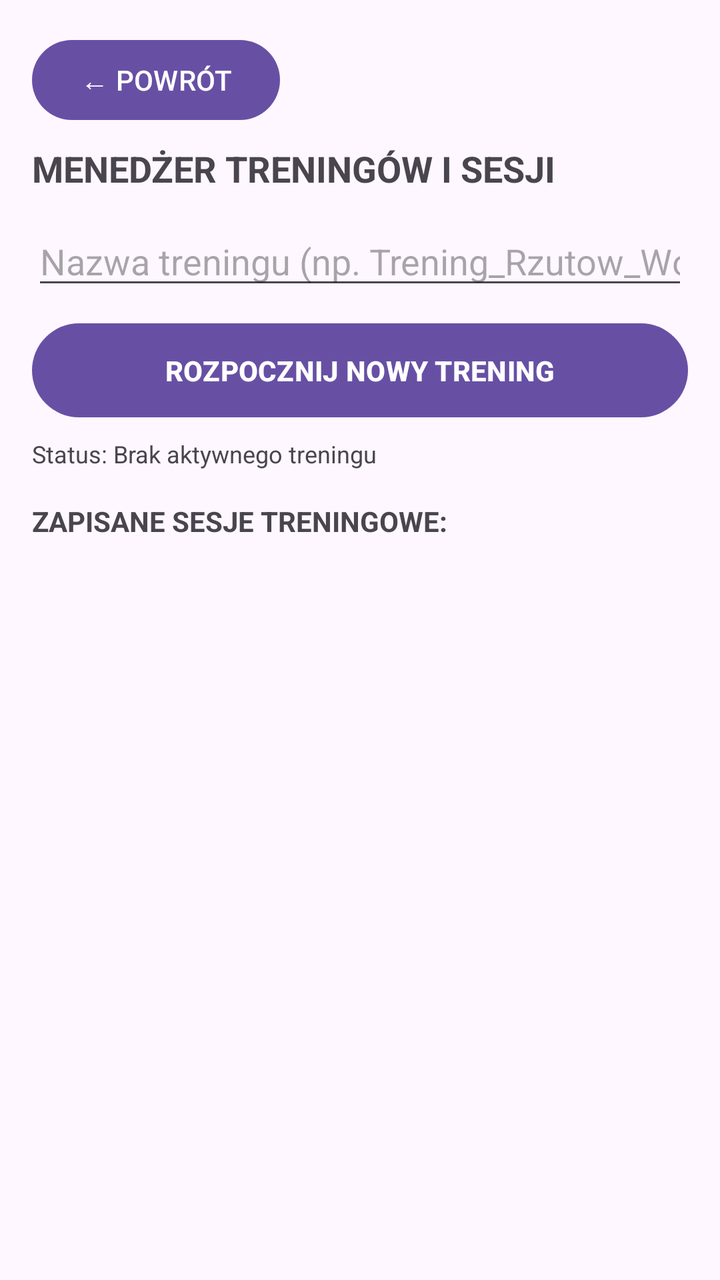
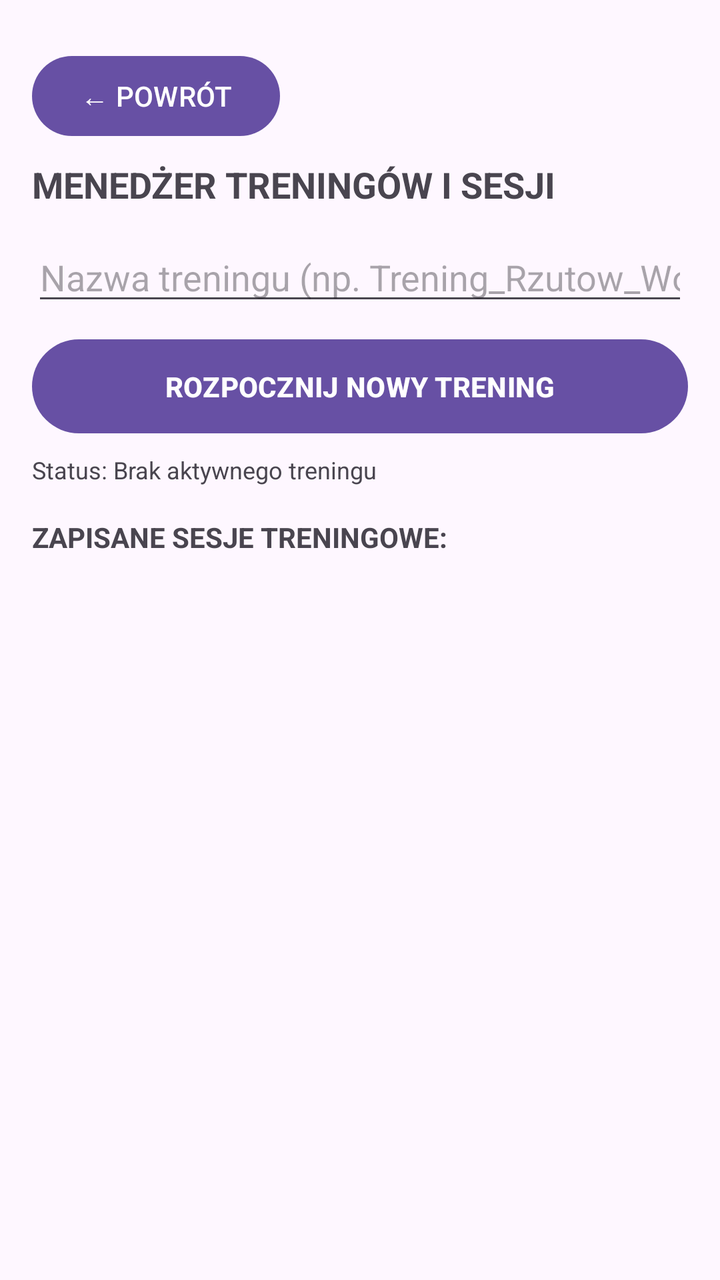

Two renders of the same Android screen: before a commit and after it. Below are the layout's source before the change and the commit's diff.
<!-- AndroidManifest.xml: application theme Theme.Odbior_pomiarow -->
<!-- res/layout/activity_session.xml -->
<?xml version="1.0" encoding="utf-8"?>
<LinearLayout
    xmlns:android="http://schemas.android.com/apk/res/android"
    android:layout_width="match_parent"
    android:layout_height="match_parent"
    android:orientation="vertical"
    android:padding="16dp">

    <Button
        android:id="@+id/btnBackFromSessions"
        android:layout_width="wrap_content"
        android:layout_height="wrap_content"
        android:text="← POWRÓT" />

    <TextView
        android:layout_width="match_parent"
        android:layout_height="wrap_content"
        android:text="MENEDŻER TRENINGÓW I SESJI"
        android:textSize="18sp"
        android:textStyle="bold"
        android:layout_marginTop="8dp"
        android:layout_marginBottom="12dp" />

    <EditText
        android:id="@+id/etSessionName"
        android:layout_width="match_parent"
        android:layout_height="wrap_content"
        android:hint="Nazwa treningu (np. Trening_Rzutow_Wolnych)"
        android:inputType="text" />

    <Button
        android:id="@+id/btnToggleSession"
        android:layout_width="match_parent"
        android:layout_height="55dp"
        android:text="ROZPOCZNIJ NOWY TRENING"
        android:textStyle="bold"
        android:layout_marginTop="8dp" />

    <TextView
        android:id="@+id/tvActiveSessionStatus"
        android:layout_width="match_parent"
        android:layout_height="wrap_content"
        android:text="Status: Brak aktywnego treningu"
        android:layout_marginTop="6dp"
        android:layout_marginBottom="16dp"
        android:textSize="12sp" />

    <TextView
        android:layout_width="match_parent"
        android:layout_height="wrap_content"
        android:text="ZAPISANE SESJE TRENINGOWE:"
        android:textStyle="bold"
        android:textSize="14sp"
        android:layout_marginBottom="8dp" />

    <ScrollView
        android:layout_width="match_parent"
        android:layout_height="0dp"
        android:layout_weight="1">

        <LinearLayout
            android:id="@+id/sessionsContainer"
            android:layout_width="match_parent"
            android:layout_height="wrap_content"
            android:orientation="vertical" />
    </ScrollView>

</LinearLayout>
<!-- resources referenced by this layout -->
<resources>
  <style name="Theme.Odbior_pomiarow" parent="Base.Theme.Odbior_pomiarow" />
  <style name="Base.Theme.Odbior_pomiarow" parent="Theme.Material3.DayNight.NoActionBar">
          
          
      </style>
</resources>

<!-- the commit's change to res/layout/activity_session.xml (unified diff, before → after) -->
@@ -4,12 +4,14 @@
     android:layout_width="match_parent"
     android:layout_height="match_parent"
     android:orientation="vertical"
+    android:fitsSystemWindows="true"
     android:padding="16dp">
 
     <Button
         android:id="@+id/btnBackFromSessions"
         android:layout_width="wrap_content"
         android:layout_height="wrap_content"
+        android:layout_marginTop="8dp"
         android:text="← POWRÓT" />
 
     <TextView
